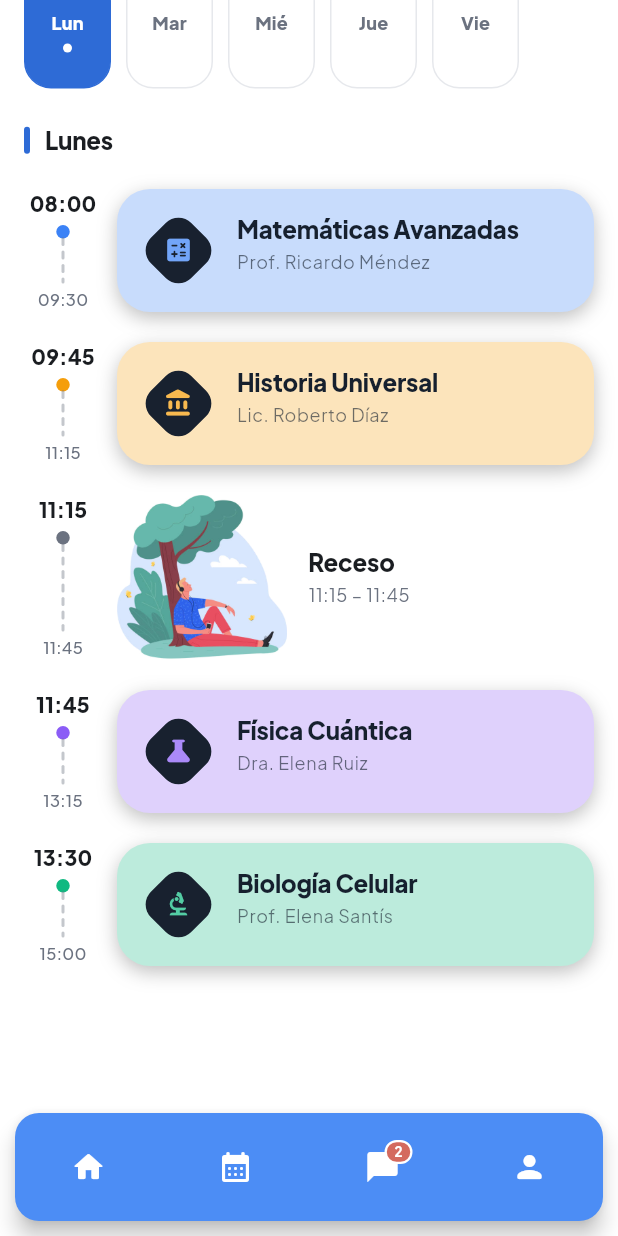
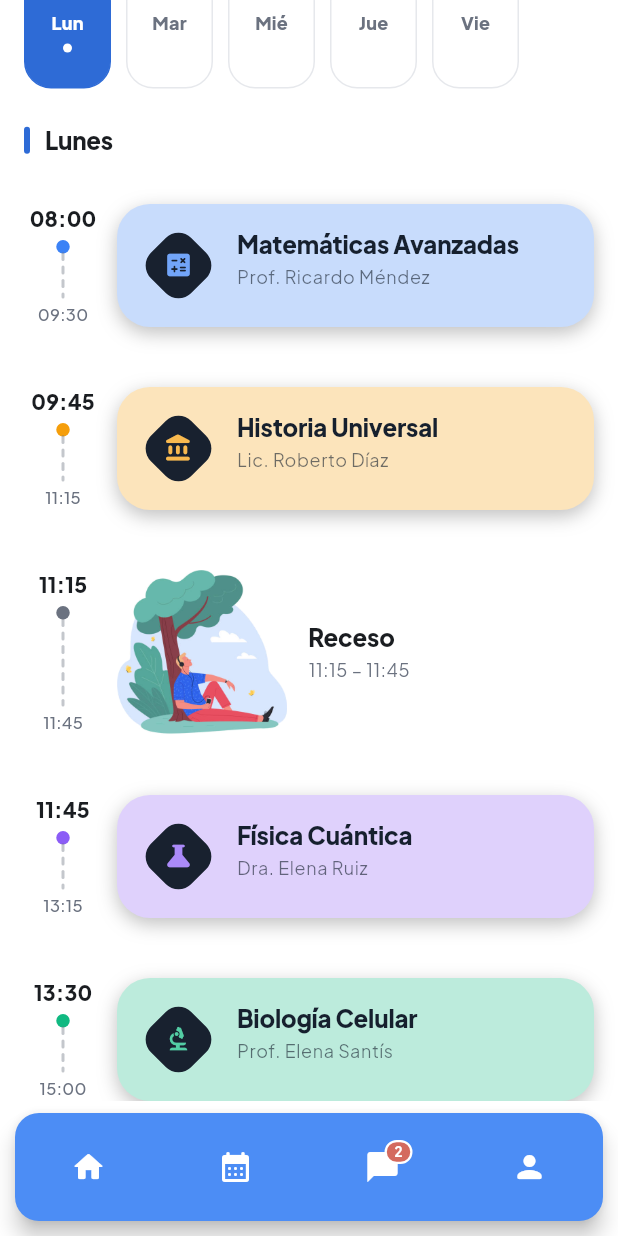
Before and after one commit to Leo-ia310/EDUCA, a Flutter app: the ScheduleScreen screen opened by its route, scrolled down 125 dp, on a phone screen of 412 x 824 dp. Run offline on Flutter 3.47's test engine with Material 3 defaults, Android fonts, the phone set to English and light mode, and no system bars; our stand-ins replace cached_network_image, connectivity_plus, dio, equatable, file_picker, fl_chart and 14 more; missing offline and left inert: dart:js_interop, flutter_tilt; accounts and stored records are empty.

Commit message:
style(student): más separación entre tarjetas del panel Horario
Co-Authored-By: Claude Sonnet 5.5 <noreply@anthropic.com>

```diff
--- a/frontend/lib/features/schedule/presentation/screens/schedule_screen.dart
+++ b/frontend/lib/features/schedule/presentation/screens/schedule_screen.dart
@@ -102,7 +102,7 @@ class _ScheduleScreenState extends ConsumerState<ScheduleScreen> {
           else
             for (final slot in slots)
               Padding(
-                padding: const EdgeInsets.symmetric(vertical: 10),
+                padding: const EdgeInsets.symmetric(vertical: 20),
                 child: slot.isBreak
                     ? _BreakRow(slot: slot)
                     : _SlotCard(slot: slot),
```
